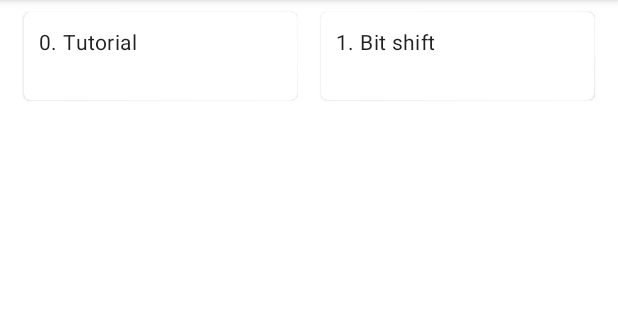
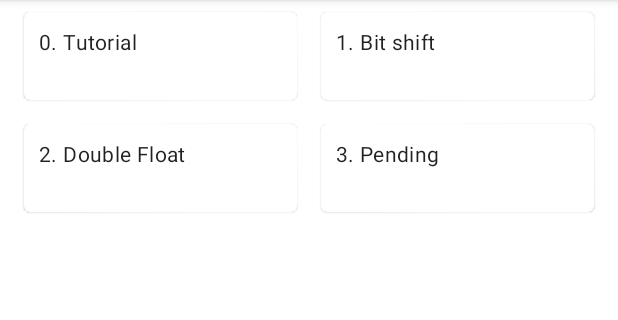
Before and after one commit to hipravin/javapuzzlesandroid, an Android app: the screen it shows after launch (MainActivity), on a phone screen of 412 x 824 dp, the part 84-404 px from its top. Run offline under Robolectric (Android 15) with nearby library versions, the phone set to English and light mode, and no system bars; our stand-ins replace Room's generated code.

Commit message:
puzzle2 double float

```diff
--- a/app/src/main/java/hipravin/javapuzzles/puzzles/PuzzleTaskRepository.java
+++ b/app/src/main/java/hipravin/javapuzzles/puzzles/PuzzleTaskRepository.java
@@ -2,6 +2,7 @@ package hipravin.javapuzzles.puzzles;
 
 import hipravin.javapuzzles.puzzles.impl.Puzzle0Tutorial;
 import hipravin.javapuzzles.puzzles.impl.Puzzle1LongShift;
+import hipravin.javapuzzles.puzzles.impl.Puzzle2DoubleFloat;
 
 import java.util.Map;
 import java.util.concurrent.ConcurrentHashMap;
@@ -13,6 +14,7 @@ public class PuzzleTaskRepository {
     private PuzzleTaskRepository() {
         puzzleTasks.put(0, new Puzzle0Tutorial());
         puzzleTasks.put(1, new Puzzle1LongShift());
+        puzzleTasks.put(2, new Puzzle2DoubleFloat());
     }
 
     public Map<Integer, PuzzleTask> getPuzzleTasks() {
--- /dev/null
+++ b/app/src/main/java/hipravin/javapuzzles/puzzles/impl/Puzzle2DoubleFloat.java
@@ -0,0 +1,27 @@
+package hipravin.javapuzzles.puzzles.impl;
+
+import hipravin.javapuzzles.R;
+import hipravin.javapuzzles.puzzles.PuzzleInput;
+import hipravin.javapuzzles.puzzles.PuzzleInvocationResult;
+import hipravin.javapuzzles.puzzles.PuzzleTaskAbstract;
+
+import java.util.List;
+
+public class Puzzle2DoubleFloat extends PuzzleTaskAbstract {
+    public Puzzle2DoubleFloat() {
+        super(2, R.string.puzzle2title, R.string.commonTaskDescription,
+                R.raw.puzzlecode2, R.id.puzzleCard2, R.id.puzzleTriesText2);
+    }
+
+    @Override
+    protected PuzzleInvocationResult runInternal(PuzzleInput puzzleInput, List<String> outputAccumulator) {
+        int i = Integer.parseInt(puzzleInput.getInput());
+        double x = i / 1000.0 - i / 1000;
+
+        outputAccumulator.add(("x: " + x));
+
+        boolean passed = x != 0 && (float) x == x;
+
+        return new PuzzleInvocationResult(passed, outputAccumulator);
+    }
+}
--- a/app/src/main/res/layout/fragment_puzzle_list.xml
+++ b/app/src/main/res/layout/fragment_puzzle_list.xml
@@ -88,6 +88,80 @@
 
 
             </LinearLayout>
+            <LinearLayout
+                    android:layout_width="match_parent"
+                    android:layout_height="match_parent"
+                    android:weightSum="2"
+                    android:orientation="horizontal">
+                <com.google.android.material.card.MaterialCardView
+                        android:id="@+id/puzzleCard2"
+                        android:layout_width="0dp"
+                        android:layout_height="match_parent"
+                        android:checkable="true"
+                        android:layout_weight="1"
+                        android:layout_columnWeight="1"
+                        android:layout_rowWeight="1"
+                        android:layout_margin="8dp">
+
+                    <LinearLayout
+                            android:layout_width="match_parent"
+                            android:layout_height="match_parent"
+                            android:orientation="vertical"
+                            android:padding="10dp">
+
+                        <TextView
+                                android:layout_width="wrap_content"
+                                android:layout_height="wrap_content"
+                                android:text="@string/puzzle2title"
+                                android:textAppearance="?attr/textAppearanceBody2"
+                        />
+                        <TextView
+                                android:id="@+id/puzzleTriesText2"
+                                android:layout_width="wrap_content"
+                                android:layout_height="wrap_content"
+                                android:text=""
+                                android:layout_gravity="end"
+                                android:textColor="?android:attr/textColorSecondary"
+                                android:textAppearance="?attr/textAppearanceBody2"/>
+                    </LinearLayout>
+
+                </com.google.android.material.card.MaterialCardView>
+                <com.google.android.material.card.MaterialCardView
+                        android:id="@+id/puzzleCard3"
+                        android:layout_width="0dp"
+                        android:layout_height="match_parent"
+                        android:checkable="true"
+                        android:layout_weight="1"
+                        android:layout_columnWeight="1"
+                        android:layout_rowWeight="1"
+                        android:layout_margin="8dp">
+
+                    <LinearLayout
+                            android:layout_width="match_parent"
+                            android:layout_height="match_parent"
+                            android:orientation="vertical"
+                            android:padding="10dp">
+
+                        <TextView
+                                android:layout_width="wrap_content"
+                                android:layout_height="wrap_content"
+                                android:text="@string/puzzle3title"
+                                android:textAppearance="?attr/textAppearanceBody2"
+                        />
+                        <TextView
+                                android:id="@+id/puzzleTriesText3"
+                                android:layout_width="wrap_content"
+                                android:layout_height="wrap_content"
+                                android:text=""
+                                android:layout_gravity="end"
+                                android:textColor="?android:attr/textColorSecondary"
+                                android:textAppearance="?attr/textAppearanceBody2"/>
+                    </LinearLayout>
+
+                </com.google.android.material.card.MaterialCardView>
+
+
+            </LinearLayout>
         </LinearLayout>
     </ScrollView>
 
--- a/app/src/main/res/values/strings.xml
+++ b/app/src/main/res/values/strings.xml
@@ -18,5 +18,7 @@
 
     <string name="puzzle0title">0. Tutorial</string>
     <string name="puzzle1title">1. Bit shift</string>
+    <string name="puzzle2title">2. Double Float</string>
+    <string name="puzzle3title">3. Pending</string>
 
 </resources>
```
Also changed, not shown: 2 other files.
